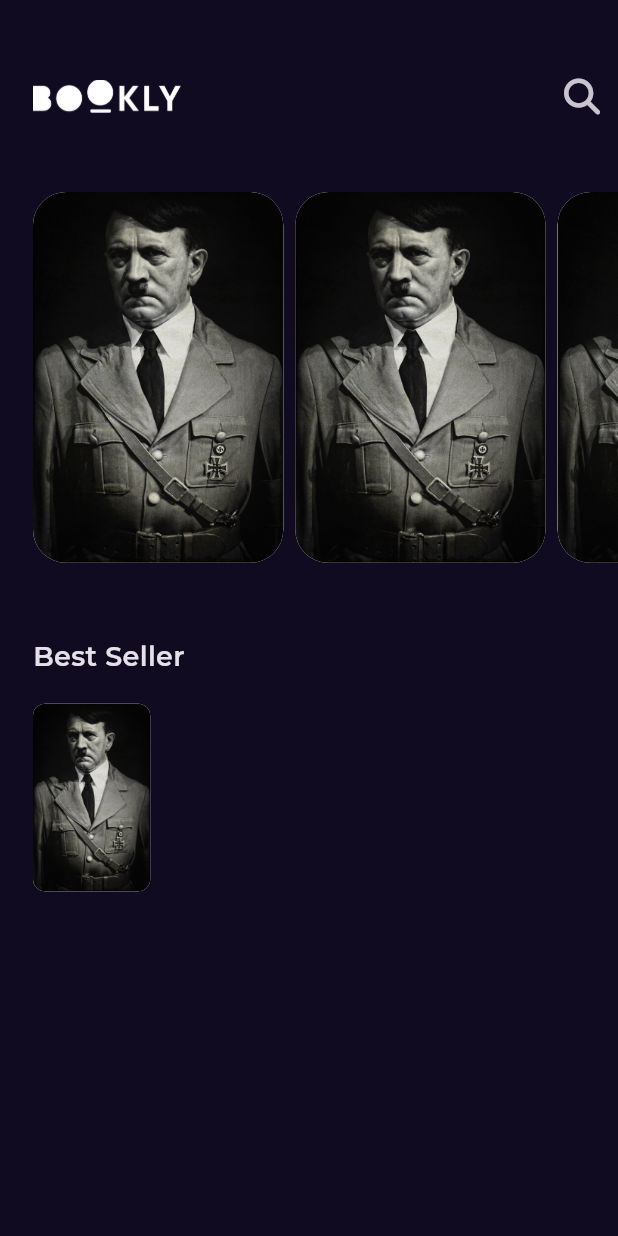
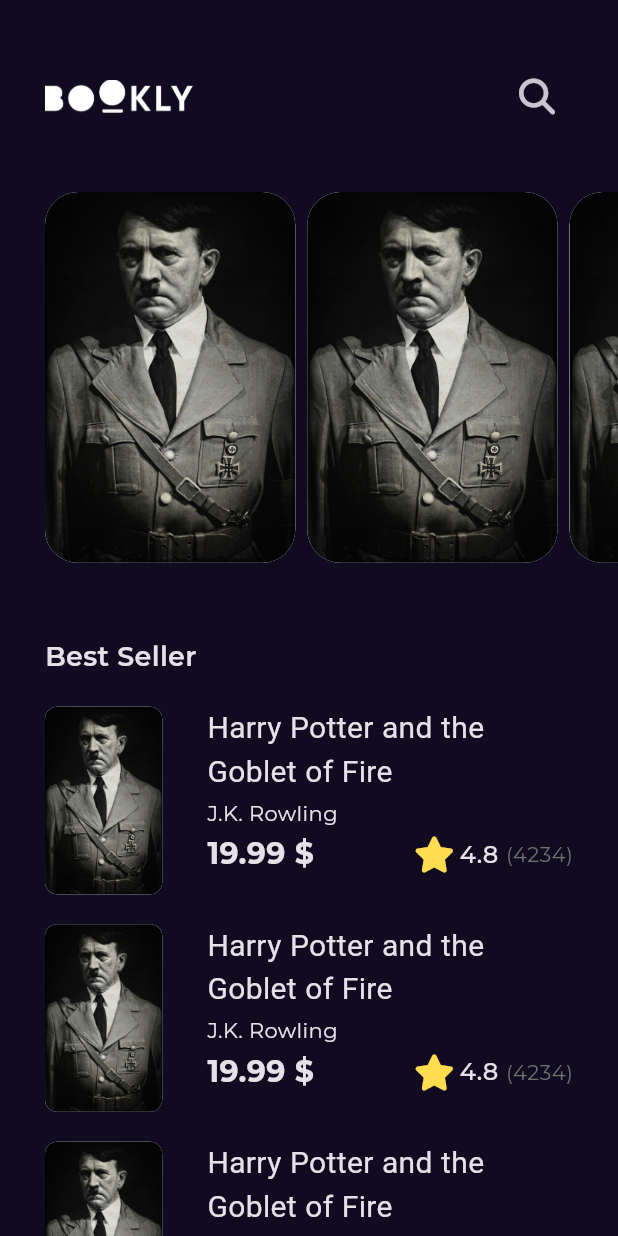
Before and after one commit to ma7moud332/Bazar, a Flutter app: the screen it shows after launch, on a phone screen of 412 x 824 dp. Run offline on Flutter 3.47's test engine with Material 3 defaults, Android fonts, the phone set to English and light mode, and no system bars; our stand-ins replace font_awesome_flutter, get, google_fonts.

Commit message:
Best seller list view done

```diff
--- a/lib/Features/home/presentation/views/home_view.dart
+++ b/lib/Features/home/presentation/views/home_view.dart
@@ -1,4 +1,4 @@
-import 'package:book_app/Features/home/presentation/views/wedgits/home_view_body.dart';
+import 'package:book_app/Features/home/presentation/views/widgets/home_view_body.dart';
 import 'package:flutter/material.dart';
 
 class HomeView extends StatelessWidget {
--- a/lib/Features/home/presentation/views/wedgits/home_view_body.dart
+++ /dev/null
@@ -1,64 +0,0 @@
-import 'package:book_app/core/utils/assets.dart';
-import 'package:flutter/cupertino.dart';
-import 'package:flutter/material.dart';
-import '../../../../../core/utils/styles.dart';
-import 'custom_app_bar.dart';
-import 'featured_list_view.dart';
-
-class HomeViewBody extends StatelessWidget {
-  const HomeViewBody({super.key});
-
-  @override
-  Widget build(BuildContext context) {
-    return Padding(
-      padding: const EdgeInsets.only(left: 22),
-      child: Column(
-        crossAxisAlignment: CrossAxisAlignment.start,
-        children:const [
-         CustomAppBar(),
-          FeaturedBooksListView(),
-          SizedBox(height: 50,),
-          Text('Best Seller',
-            style: Styles.textStyle18,
-          ),
-          SizedBox(height: 18,),
-          BestSellerListViewItem(),
-        ],
-      ),
-    );
-  }
-}
-
-class BestSellerListViewItem extends StatelessWidget {
-  const BestSellerListViewItem({super.key});
-
-  @override
-  Widget build(BuildContext context) {
-    return SizedBox(
-      height: 125,
-      child: Row(
-        children: [
-        AspectRatio(
-        aspectRatio: 2.5/4,
-        child: Container(
-          decoration:  BoxDecoration(
-              borderRadius: BorderRadius.circular(8),
-              color: Colors.white,
-              image: const DecorationImage(
-                fit: BoxFit.fill,
-                image: AssetImage(
-                    AssetsData.testImage),
-              )
-          ),
-        ),
-      ),
-          Column(
-            children: [
-
-            ],
-          )
-        ],
-      ),
-    );
-  }
-}
--- /dev/null
+++ b/lib/Features/home/presentation/views/widgets/best_seller_list_view.dart
@@ -0,0 +1,23 @@
+import 'package:flutter/cupertino.dart';
+
+import 'best_seller_list_view_item.dart';
+
+class BestSellerListView extends StatelessWidget {
+  const BestSellerListView({super.key});
+
+  @override
+  Widget build(BuildContext context) {
+    return ListView.builder(
+      shrinkWrap: true,
+        physics: NeverScrollableScrollPhysics(),
+        padding: EdgeInsets.zero,
+        itemCount: 10,
+        itemBuilder: (context,index){
+          return const Padding(
+            padding: EdgeInsets.only(bottom: 20),
+            child: BestSellerListViewItem(),
+          );
+        }
+    );
+  }
+}
--- /dev/null
+++ b/lib/Features/home/presentation/views/widgets/best_seller_list_view_item.dart
@@ -0,0 +1,69 @@
+import 'package:flutter/material.dart';
+import '../../../../../constants.dart';
+import '../../../../../core/utils/assets.dart';
+import '../../../../../core/utils/styles.dart';
+import 'book_rating.dart';
+
+class BestSellerListViewItem extends StatelessWidget {
+  const BestSellerListViewItem({super.key});
+
+  @override
+  Widget build(BuildContext context) {
+    return SizedBox(
+      height: 125,
+      child: Row(
+        children: [
+          AspectRatio(
+            aspectRatio: 2.5/4,
+            child: Container(
+              decoration:  BoxDecoration(
+                  borderRadius: BorderRadius.circular(8),
+                  color: Colors.white,
+                  image: const DecorationImage(
+                    fit: BoxFit.fill,
+                    image: AssetImage(
+                        AssetsData.testImage),
+                  )
+              ),
+            ),
+          ),
+          const SizedBox(
+            width: 30,
+          ),
+          Expanded(
+            child: Column(
+              crossAxisAlignment: CrossAxisAlignment.start,
+              children:  [
+                SizedBox(
+                  width: MediaQuery.of(context).size.width * .5,
+                  child: Text(
+                    'Harry Potter and the Goblet of Fire',
+                    maxLines: 2,
+                    overflow: TextOverflow.ellipsis,
+                    style: Styles.textStyle20.copyWith(fontFamily: KGtSectraFine),
+                  ),
+                ),
+                const SizedBox(height: 3,),
+                Text(
+                  "J.K. Rowling",
+                  style: Styles.textStyle14,
+                ),
+                const SizedBox(height: 3,),
+                Row(
+                  children: [
+                    Text(
+                      '19.99 \$',
+                      style: Styles.textStyle20.copyWith(fontWeight: FontWeight.bold),
+                    ),
+                    const Spacer(),
+                    const BookRating(),
+                  ],
+                )
+              ],
+            ),
+          )
+        ],
+      ),
+    );
+  }
+}
--- /dev/null
+++ b/lib/Features/home/presentation/views/widgets/book_rating.dart
@@ -0,0 +1,28 @@
+
+import 'package:flutter/cupertino.dart';
+import 'package:font_awesome_flutter/font_awesome_flutter.dart';
+import '../../../../../core/utils/styles.dart';
+
+class BookRating extends StatelessWidget {
+  const BookRating({super.key});
+  @override
+  Widget build(BuildContext context) {
+    return Row(
+      children: [
+       const Icon(FontAwesomeIcons.solidStar,
+          color: Color(0xffFFDD4F),
+        ),
+        const SizedBox(width: 6.3,),
+        const Text('4.8',style: Styles.textStyle16,),
+        const SizedBox(width: 5,),
+        Text('(4234)',
+          style: Styles.textStyle14.copyWith(
+            color: const Color(
+                0xff707070
+            ),
+          ),
+        ),
+      ],
+    );
+  }
+}
--- /dev/null
+++ b/lib/Features/home/presentation/views/widgets/home_view_body.dart
@@ -0,0 +1,48 @@
+import 'package:flutter/cupertino.dart';
+import 'package:flutter/material.dart';
+import '../../../../../core/utils/styles.dart';
+import 'best_seller_list_view.dart';
+import 'custom_app_bar.dart';
+import 'featured_list_view.dart';
+
+class HomeViewBody extends StatelessWidget {
+  const HomeViewBody({super.key});
+
+  @override
+  Widget build(BuildContext context) {
+    return CustomScrollView(
+      slivers: [
+        SliverToBoxAdapter(
+            child: Column(
+              crossAxisAlignment: CrossAxisAlignment.start,
+              children:const [
+                Padding(
+                  padding: EdgeInsets.symmetric(horizontal: 30),
+                  child: CustomAppBar(),
+                ),
+                Padding(
+                  padding: EdgeInsets.only(left: 30),
+                  child: FeaturedBooksListView(),
+                ),
+                SizedBox(height: 50,),
+                Padding(
+                  padding: EdgeInsets.symmetric(horizontal: 30),
+                  child: Text('Best Seller',
+                    style: Styles.textStyle18,
+                  ),
+                ),
+                SizedBox(height: 20,),
+
+              ],
+            ),
+        ),
+        const SliverToBoxAdapter(
+          child: Padding(
+            padding:  EdgeInsets.symmetric(horizontal: 30),
+            child: BestSellerListView(),
+          ),
+        )
+      ],
+    );
+  }
+}
--- a/lib/core/utils/styles.dart
+++ b/lib/core/utils/styles.dart
@@ -10,7 +10,6 @@ abstract class Styles {
   static const textStyle20 = TextStyle(
     fontSize: 20,
     fontWeight: FontWeight.normal,
-    fontFamily: KGtSectraFine
   );
   static const textStyle14 = TextStyle(
     fontSize: 14,
@@ -21,7 +20,7 @@ abstract class Styles {
     fontWeight: FontWeight.w500,
   );
   static const textStyle30= TextStyle(
-    fontSize: 16,
+    fontSize: 30,
     fontWeight: FontWeight.w500,
     fontFamily: KGtSectraFine
   );
```
Also changed, not shown: lib/Features/home/presentation/views/widgets/custom_app_bar.dart (renamed from lib/Features/home/presentation/views/wedgits/custom_app_bar.dart), lib/Features/home/presentation/views/widgets/custom_list_view_item.dart (renamed from lib/Features/home/presentation/views/wedgits/custom_list_view_item.dart), lib/Features/home/presentation/views/widgets/featured_list_view.dart (renamed from lib/Features/home/presentation/views/wedgits/featured_list_view.dart).
